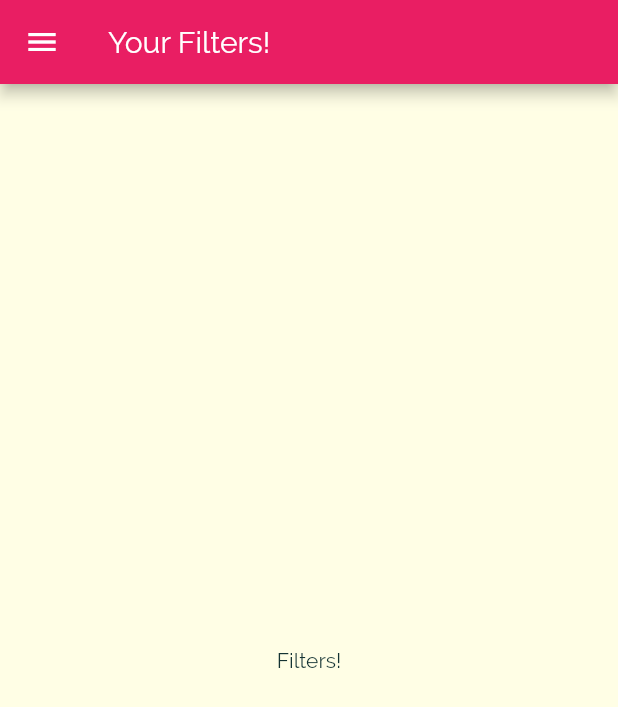
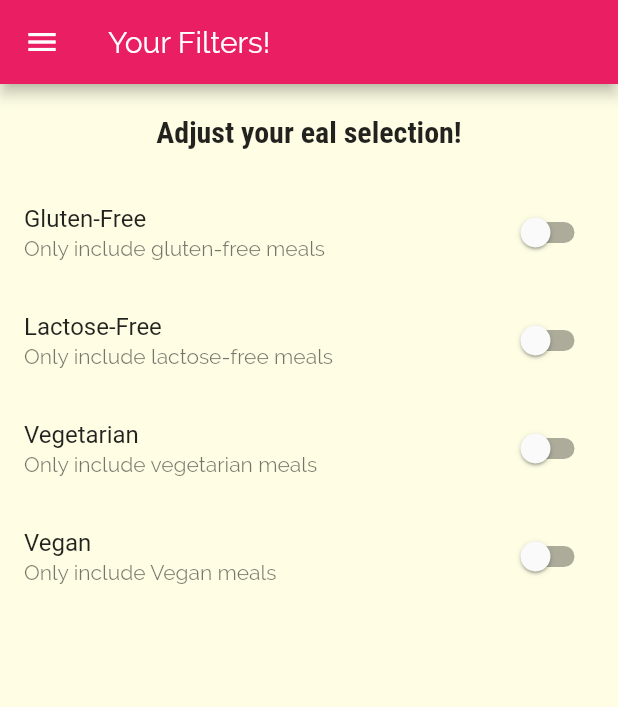
Before and after one commit to techexplorer1231/flutter_complete_guide, a Flutter app: the FilterScreen screen opened by its route, on a phone screen of 412 x 824 dp. Shown: the top 707 px of the screen. Run offline on Flutter 3.47's test engine with Material 2 defaults, Android fonts, the phone set to English and light mode, and no system bars.

Commit message:
added SwitchListTile view

```diff
--- a/lib/screens/filter_screen.dart
+++ b/lib/screens/filter_screen.dart
@@ -2,8 +2,27 @@ import 'package:flutter/material.dart';
 
 import '../widgets/main_drawer.dart';
 
-class FilterScreen extends StatelessWidget {
+class FilterScreen extends StatefulWidget {
   static const routeName = '/filters';
+
+  @override
+  _FilterScreenState createState() => _FilterScreenState();
+}
+
+class _FilterScreenState extends State<FilterScreen> {
+  var _glutenFree = false;
+  var _vegetarian = false;
+  var _vegan = false;
+  var _lcatoseFree = false;
+
+  Widget _buildSwitchTile(String title, String description, bool currentValue, Function updateValue) {
+    return SwitchListTile(
+      title: Text(title),
+      value: currentValue,
+      onChanged: updateValue,
+      subtitle: Text(description),
+    );
+  }
 
   @override
   Widget build(BuildContext context) {
@@ -12,7 +31,45 @@ class FilterScreen extends StatelessWidget {
         title: Text('Your Filters!'),
       ),
       drawer: MainDrawer(),
-      body: Center(child: Text('Filters!')),
+      body: Column(
+        children: [
+          Container(
+            padding: EdgeInsets.all(20),
+            child: Text(
+              'Adjust your eal selection!',
+              style: Theme.of(context).textTheme.title,
+            ),
+          ),
+          Expanded(
+              child: ListView(
+            children: [
+              _buildSwitchTile(
+                  'Gluten-Free', 'Only include gluten-free meals', _glutenFree, (newValue) {
+                setState(() {
+                  _glutenFree = newValue;
+                });
+              }),
+              _buildSwitchTile('Lactose-Free',
+                  'Only include lactose-free meals', _lcatoseFree, (newValue) {
+                setState(() {
+                  _lcatoseFree = newValue;
+                });
+              }),
+              _buildSwitchTile(
+                  'Vegetarian', 'Only include vegetarian meals', _vegetarian, (newValue) {
+                setState(() {
+                  _vegetarian = newValue;
+                });
+              }),
+              _buildSwitchTile('Vegan', 'Only include Vegan meals', _vegan, (newValue) {
+                setState(() {
+                  _vegan = newValue;
+                });
+              })
+            ],
+          ))
+        ],
+      ),
     );
   }
 }
```
